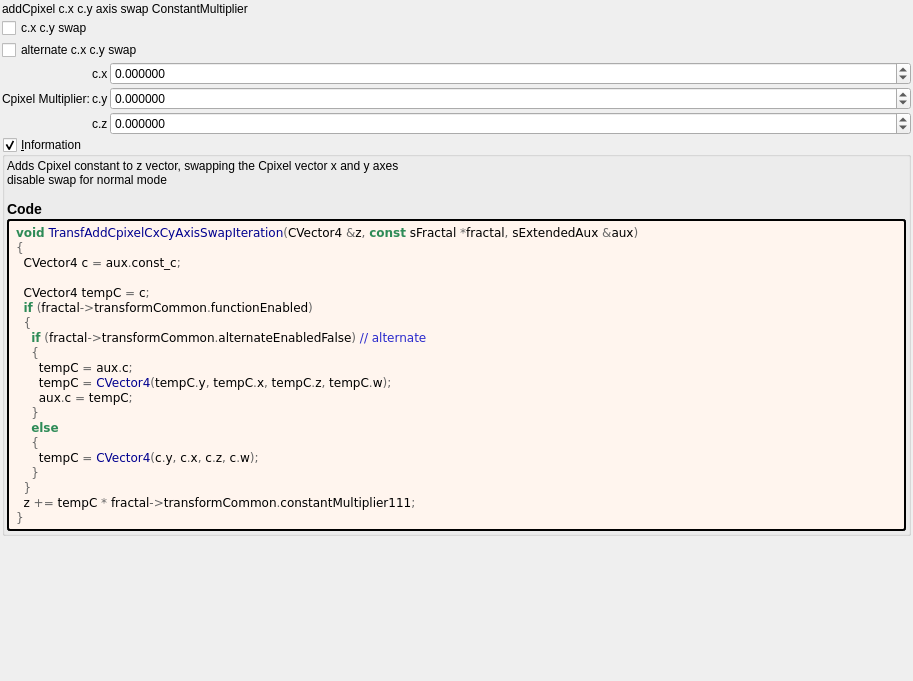
This is mandelbulber2/formula/ui/transf_add_cpixel_cx_cy_axis_swap.ui in buddhi1980/mandelbulber2 as Qt 5 draws it before an edit. The edited form follows.
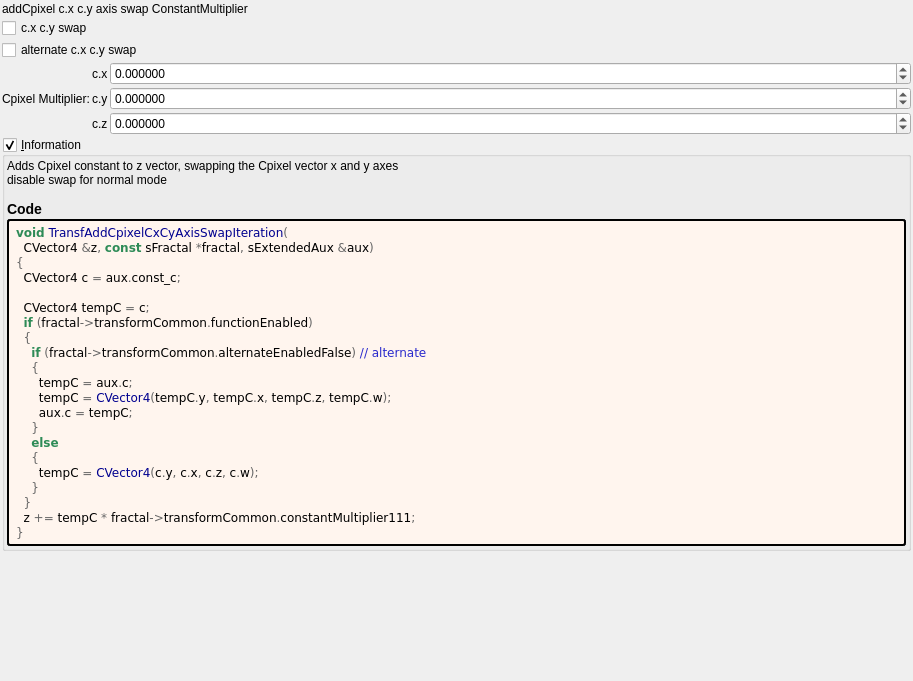
This is the edited form. Custom widgets are drawn as their Qt base class.

Patch:
```diff
--- a/mandelbulber2/formula/ui/transf_add_cpixel_cx_cy_axis_swap.ui
+++ b/mandelbulber2/formula/ui/transf_add_cpixel_cx_cy_axis_swap.ui
@@ -227,7 +227,8 @@
         </property>
         <property name="text">
          <string notr="true">&lt;body style=&quot;background-color:#fff5ee&quot;&gt;
-&lt;pre style=&quot;color:#000000; background-color:#fff5ee;  font-family:'Courier New',monospace;&quot;&gt;&lt;span style=&quot;color:#2e8b57; font-weight:bold&quot;&gt;void&lt;/span&gt; &lt;span style=&quot;color:#00008f&quot;&gt;TransfAddCpixelCxCyAxisSwapIteration&lt;/span&gt;&lt;span style=&quot;color:#676767&quot;&gt;(&lt;/span&gt;CVector4 &lt;span style=&quot;color:#676767&quot;&gt;&amp;amp;&lt;/span&gt;z&lt;span style=&quot;color:#676767&quot;&gt;,&lt;/span&gt; &lt;span style=&quot;color:#2e8b57; font-weight:bold&quot;&gt;const&lt;/span&gt; sFractal &lt;span style=&quot;color:#676767&quot;&gt;*&lt;/span&gt;fractal&lt;span style=&quot;color:#676767&quot;&gt;,&lt;/span&gt; sExtendedAux &lt;span style=&quot;color:#676767&quot;&gt;&amp;amp;&lt;/span&gt;aux&lt;span style=&quot;color:#676767&quot;&gt;)&lt;/span&gt;
+&lt;pre style=&quot;color:#000000; background-color:#fff5ee;  font-family:'Courier New',monospace;&quot;&gt;&lt;span style=&quot;color:#2e8b57; font-weight:bold&quot;&gt;void&lt;/span&gt; &lt;span style=&quot;color:#00008f&quot;&gt;TransfAddCpixelCxCyAxisSwapIteration&lt;/span&gt;&lt;span style=&quot;color:#676767&quot;&gt;(&lt;/span&gt;
+  CVector4 &lt;span style=&quot;color:#676767&quot;&gt;&amp;amp;&lt;/span&gt;z&lt;span style=&quot;color:#676767&quot;&gt;,&lt;/span&gt; &lt;span style=&quot;color:#2e8b57; font-weight:bold&quot;&gt;const&lt;/span&gt; sFractal &lt;span style=&quot;color:#676767&quot;&gt;*&lt;/span&gt;fractal&lt;span style=&quot;color:#676767&quot;&gt;,&lt;/span&gt; sExtendedAux &lt;span style=&quot;color:#676767&quot;&gt;&amp;amp;&lt;/span&gt;aux&lt;span style=&quot;color:#676767&quot;&gt;)&lt;/span&gt;
 &lt;span style=&quot;color:#676767&quot;&gt;{&lt;/span&gt;
   CVector4 c &lt;span style=&quot;color:#676767&quot;&gt;=&lt;/span&gt; aux&lt;span style=&quot;color:#676767&quot;&gt;.&lt;/span&gt;const_c&lt;span style=&quot;color:#676767&quot;&gt;;&lt;/span&gt;
 
```
